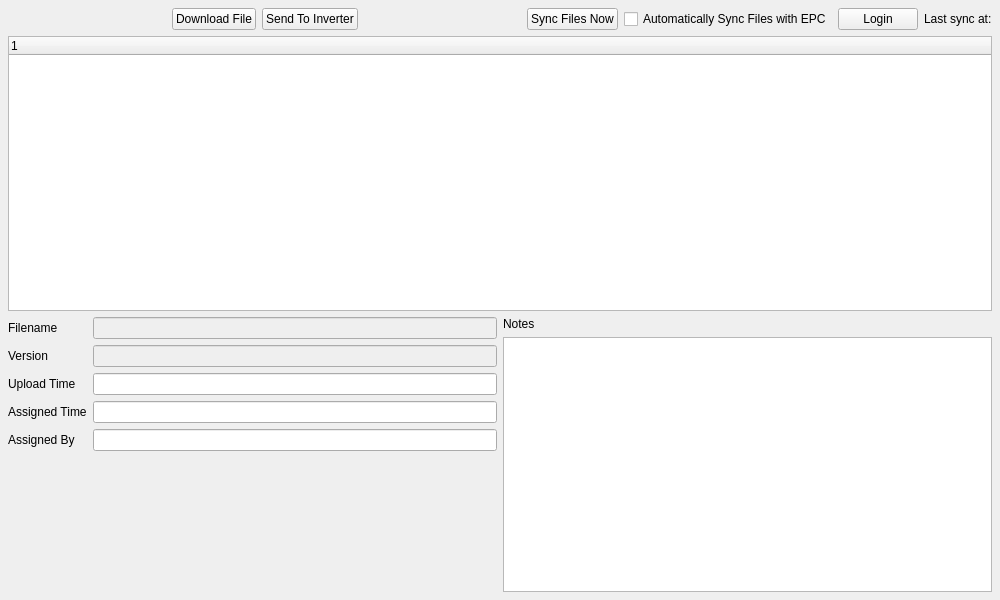
First picture: the form in epyqlib/tabs/files/filesview.ui, repository epcpower/stlib, before the edit.
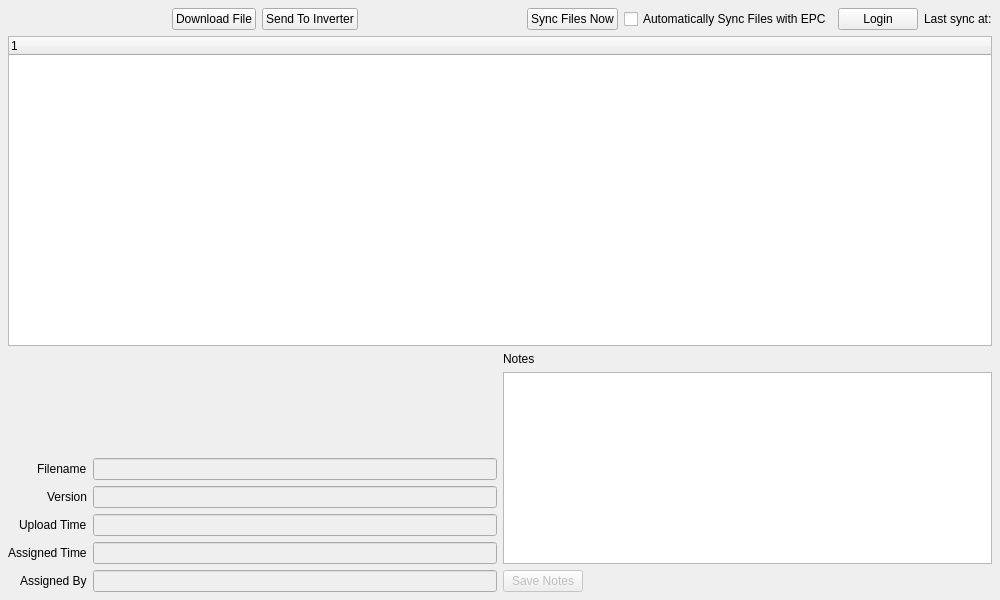
Second picture: the form after the edit.

Commit message: Add some more logic around when to save files.

What changed in the file:
```diff
--- a/epyqlib/tabs/files/filesview.ui
+++ b/epyqlib/tabs/files/filesview.ui
@@ -46,86 +46,6 @@
      <property name="bottomMargin">
       <number>8</number>
      </property>
-     <item row="3" column="0">
-      <layout class="QHBoxLayout" name="horizontalLayout_2" stretch="0,0">
-       <item>
-        <layout class="QFormLayout" name="formLayout">
-         <item row="0" column="1">
-          <widget class="QLineEdit" name="filename">
-           <property name="enabled">
-            <bool>false</bool>
-           </property>
-          </widget>
-         </item>
-         <item row="0" column="0">
-          <widget class="QLabel" name="label_1">
-           <property name="text">
-            <string>Filename</string>
-           </property>
-          </widget>
-         </item>
-         <item row="1" column="0">
-          <widget class="QLabel" name="label_0">
-           <property name="text">
-            <string>Version</string>
-           </property>
-          </widget>
-         </item>
-         <item row="1" column="1">
-          <widget class="QLineEdit" name="version">
-           <property name="enabled">
-            <bool>false</bool>
-           </property>
-          </widget>
-         </item>
-         <item row="2" column="0">
-          <widget class="QLabel" name="label_2">
-           <property name="text">
-            <string>Upload Time</string>
-           </property>
-          </widget>
-         </item>
-         <item row="2" column="1">
-          <widget class="QLineEdit" name="upload_time"/>
-         </item>
-         <item row="3" column="0">
-          <widget class="QLabel" name="label_3">
-           <property name="text">
-            <string>Assigned Time</string>
-           </property>
-          </widget>
-         </item>
-         <item row="3" column="1">
-          <widget class="QLineEdit" name="assigned_time"/>
-         </item>
-         <item row="4" column="0">
-          <widget class="QLabel" name="label_4">
-           <property name="text">
-            <string>Assigned By</string>
-           </property>
-          </widget>
-         </item>
-         <item row="4" column="1">
-          <widget class="QLineEdit" name="assigned_by"/>
-         </item>
-        </layout>
-       </item>
-       <item>
-        <layout class="QVBoxLayout" name="verticalLayout_2">
-         <item>
-          <widget class="QLabel" name="label">
-           <property name="text">
-            <string>Notes</string>
-           </property>
-          </widget>
-         </item>
-         <item>
-          <widget class="QPlainTextEdit" name="plainTextEdit"/>
-         </item>
-        </layout>
-       </item>
-      </layout>
-     </item>
      <item row="1" column="0">
       <widget class="QTreeWidget" name="treeWidget">
        <column>
@@ -219,6 +139,190 @@
        </item>
       </layout>
      </item>
+     <item row="2" column="0">
+      <layout class="QHBoxLayout" name="horizontalLayout_2" stretch="0,0">
+       <item>
+        <layout class="QFormLayout" name="formLayout">
+         <property name="sizeConstraint">
+          <enum>QLayout::SetDefaultConstraint</enum>
+         </property>
+         <property name="fieldGrowthPolicy">
+          <enum>QFormLayout::AllNonFixedFieldsGrow</enum>
+         </property>
+         <property name="labelAlignment">
+          <set>Qt::AlignBottom|Qt::AlignRight|Qt::AlignTrailing</set>
+         </property>
+         <property name="formAlignment">
+          <set>Qt::AlignBottom|Qt::AlignHCenter</set>
+         </property>
+         <item row="0" column="1">
+          <widget class="QLineEdit" name="filename">
+           <property name="enabled">
+            <bool>false</bool>
+           </property>
+           <property name="sizePolicy">
+            <sizepolicy hsizetype="Expanding" vsizetype="Fixed">
+             <horstretch>1</horstretch>
+             <verstretch>0</verstretch>
+            </sizepolicy>
+           </property>
+           <property name="cursor">
+            <cursorShape>ArrowCursor</cursorShape>
+           </property>
+          </widget>
+         </item>
+         <item row="0" column="0">
+          <widget class="QLabel" name="label_1">
+           <property name="text">
+            <string>Filename</string>
+           </property>
+          </widget>
+         </item>
+         <item row="1" column="0">
+          <widget class="QLabel" name="label_0">
+           <property name="text">
+            <string>Version</string>
+           </property>
+          </widget>
+         </item>
+         <item row="1" column="1">
+          <widget class="QLineEdit" name="version">
+           <property name="enabled">
+            <bool>false</bool>
+           </property>
+           <property name="sizePolicy">
+            <sizepolicy hsizetype="Expanding" vsizetype="Fixed">
+             <horstretch>1</horstretch>
+             <verstretch>0</verstretch>
+            </sizepolicy>
+           </property>
+           <property name="cursor">
+            <cursorShape>ArrowCursor</cursorShape>
+           </property>
+          </widget>
+         </item>
+         <item row="2" column="0">
+          <widget class="QLabel" name="label_2">
+           <property name="text">
+            <string>Upload Time</string>
+           </property>
+          </widget>
+         </item>
+         <item row="2" column="1">
+          <widget class="QLineEdit" name="upload_time">
+           <property name="enabled">
+            <bool>false</bool>
+           </property>
+           <property name="sizePolicy">
+            <sizepolicy hsizetype="Expanding" vsizetype="Fixed">
+             <horstretch>1</horstretch>
+             <verstretch>0</verstretch>
+            </sizepolicy>
+           </property>
+           <property name="cursor">
+            <cursorShape>ArrowCursor</cursorShape>
+           </property>
+          </widget>
+         </item>
+         <item row="3" column="0">
+          <widget class="QLabel" name="label_3">
+           <property name="text">
+            <string>Assigned Time</string>
+           </property>
+          </widget>
+         </item>
+         <item row="3" column="1">
+          <widget class="QLineEdit" name="assigned_time">
+           <property name="enabled">
+            <bool>false</bool>
+           </property>
+           <property name="sizePolicy">
+            <sizepolicy hsizetype="Expanding" vsizetype="Fixed">
+             <horstretch>1</horstretch>
+             <verstretch>0</verstretch>
+            </sizepolicy>
+           </property>
+           <property name="cursor">
+            <cursorShape>ArrowCursor</cursorShape>
+           </property>
+          </widget>
+         </item>
+         <item row="4" column="0">
+          <widget class="QLabel" name="label_4">
+           <property name="text">
+            <string>Assigned By</string>
+           </property>
+          </widget>
+         </item>
+         <item row="4" column="1">
+          <widget class="QLineEdit" name="assigned_by">
+           <property name="enabled">
+            <bool>false</bool>
+           </property>
+           <property name="sizePolicy">
+            <sizepolicy hsizetype="Expanding" vsizetype="Fixed">
+             <horstretch>1</horstretch>
+             <verstretch>0</verstretch>
+            </sizepolicy>
+           </property>
+           <property name="cursor">
+            <cursorShape>ArrowCursor</cursorShape>
+           </property>
+          </widget>
+         </item>
+        </layout>
+       </item>
+       <item>
+        <layout class="QVBoxLayout" name="verticalLayout_2">
+         <item>
+          <widget class="QLabel" name="label">
+           <property name="text">
+            <string>Notes</string>
+           </property>
+          </widget>
+         </item>
+         <item>
+          <widget class="QPlainTextEdit" name="notes">
+           <property name="sizePolicy">
+            <sizepolicy hsizetype="Expanding" vsizetype="Minimum">
+             <horstretch>1</horstretch>
+             <verstretch>0</verstretch>
+            </sizepolicy>
+           </property>
+           <property name="minimumSize">
+            <size>
+             <width>0</width>
+             <height>100</height>
+            </size>
+           </property>
+           <property name="acceptDrops">
+            <bool>false</bool>
+           </property>
+          </widget>
+         </item>
+         <item>
+          <widget class="QPushButton" name="save_notes">
+           <property name="enabled">
+            <bool>false</bool>
+           </property>
+           <property name="sizePolicy">
+            <sizepolicy hsizetype="Fixed" vsizetype="Fixed">
+             <horstretch>0</horstretch>
+             <verstretch>0</verstretch>
+            </sizepolicy>
+           </property>
+           <property name="layoutDirection">
+            <enum>Qt::LeftToRight</enum>
+           </property>
+           <property name="text">
+            <string>Save Notes</string>
+           </property>
+          </widget>
+         </item>
+        </layout>
+       </item>
+      </layout>
+     </item>
     </layout>
    </item>
   </layout>
```
The commit also changes 2 other files.
